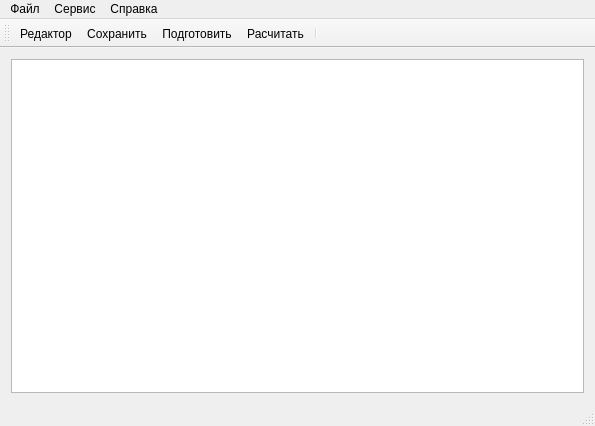
Above: mainwindow.ui from ArtemHodeev/Gidrolog before the change. Below: the same form after it.
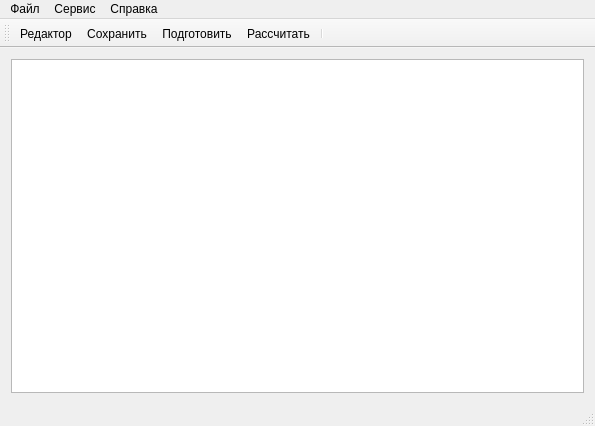
That is the form after the change.

Diff of the .ui file:
```diff
--- a/mainwindow.ui
+++ b/mainwindow.ui
@@ -143,7 +143,7 @@
   </action>
   <action name="action_calcilate">
    <property name="text">
-    <string>Расчитать</string>
+    <string>Рассчитать</string>
    </property>
    <property name="toolTip">
     <string>Начать разделени гидрографа речного стока</string>
```
